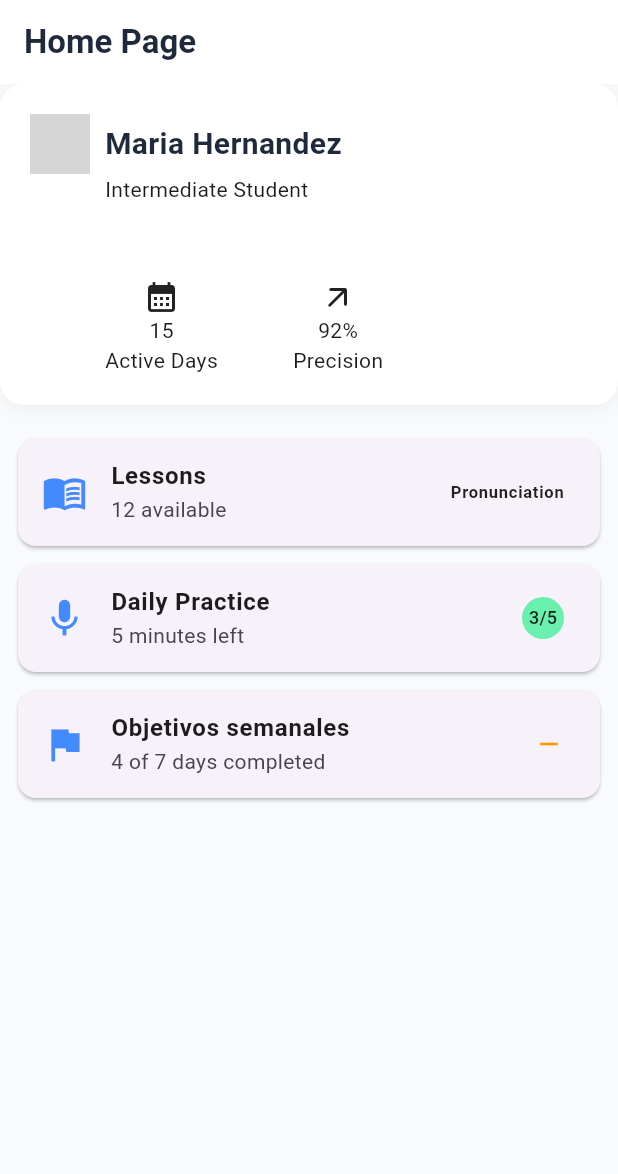
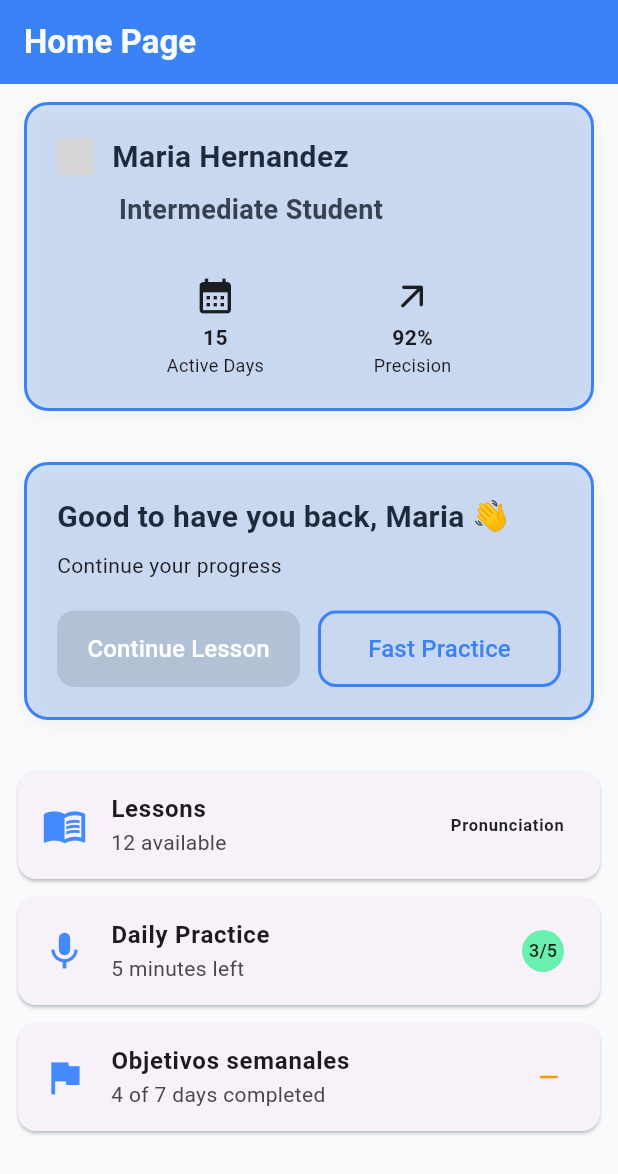
Before and after one commit to uprm-inso4101-2025-2026-s1/semester-project-pronunciation-coach, a Flutter app: the HomeScreen screen opened directly, on a phone screen of 412 x 824 dp. Shown: the top 1174 px of the screen. Run offline on Flutter 3.47's test engine with Material 3 defaults, Android fonts, the phone set to English and light mode, and no system bars; our stand-ins replace shared_preferences; accounts and stored records are empty; network calls fail; Roboto replaces fonts that are missing (SF Pro Display); grey boxes are pictures that could not be loaded.

Commit message:
Fixed merging issues - added scroll to widgets.

```diff
--- a/app/lib/features/dashboard/pages/user_progress_dashboard.dart
+++ b/app/lib/features/dashboard/pages/user_progress_dashboard.dart
@@ -53,10 +53,10 @@ class _MainNavigationScreenState extends State<MainNavigationScreen> {
   void initState() {
     super.initState();
     _screens = [
+      const HomeScreen(),
       const UserProgressDashboard(),
       const DailyChallengePage(),
       const ProfilePagePlaceholder(),
-      const HomeScreen(),
     ];
   }
 
@@ -98,6 +98,11 @@ class _MainNavigationScreenState extends State<MainNavigationScreen> {
           elevation: 0,
           items: const [
             BottomNavigationBarItem(
+              icon: Icon(Icons.local_activity),
+              activeIcon: Icon(Icons.local_activity),
+              label: 'Home',
+            ),
+            BottomNavigationBarItem(
               icon: Icon(Icons.dashboard_outlined),
               activeIcon: Icon(Icons.dashboard),
               label: 'Dashboard',
@@ -111,11 +116,6 @@ class _MainNavigationScreenState extends State<MainNavigationScreen> {
               icon: Icon(Icons.person_outline),
               activeIcon: Icon(Icons.person),
               label: 'Profile',
-            ),
-            BottomNavigationBarItem(
-              icon: Icon(Icons.local_activity),
-              activeIcon: Icon(Icons.local_activity),
-              label: 'Home',
             ),
           ],
         ),
--- a/app/lib/features/homescreen/pages/home_page.dart
+++ b/app/lib/features/homescreen/pages/home_page.dart
@@ -1,5 +1,6 @@
 import 'package:app/core/constants/colors.dart';
 import 'package:app/features/homescreen/widgets/user_info_box.dart';
+import 'package:app/features/homescreen/widgets/welcome_box.dart';
 import 'package:flutter/material.dart';
 import 'package:flutter/services.dart';
 import 'package:app/features/homescreen/widgets/home_sections.dart';
@@ -21,25 +22,30 @@ class _HomeScreenState extends State<HomeScreen> {
           'Home Page',
           style: TextStyle(fontWeight: FontWeight.w600),
         ),
-        backgroundColor: AppColors.cardBackground,
-        foregroundColor: AppColors.textPrimary,
+        backgroundColor: AppColors.primary,
+        foregroundColor: AppColors.background,
         elevation: 0,
         systemOverlayStyle: SystemUiOverlayStyle.dark,
         automaticallyImplyLeading: false,
       ),
-      body: Column(
+      body: SingleChildScrollView(
+        child: Column(
             crossAxisAlignment: CrossAxisAlignment.start,
             children: [
                 const UserInfoBox(
                     name: "Maria Hernandez",
-            avatarURL:
-                "https://www.applesfromny.com/wp-content/uploads/2020/06/SnapdragonNEW.png",
+                    avatarURL: "https://www.applesfromny.com/wp-content/uploads/2020/06/SnapdragonNEW.png",
                     proficiencyLevel: "Intermediate Student",
+                ),
+                const SizedBox(height: 10),
+                const WelcomeBackBox(
+                    name: "Maria",
                 ),
                 const SizedBox(height: 16), // Espacio
                 const HomeSections(),
            ],
         ),
+      ),
     );
   }
 }
--- a/app/lib/features/homescreen/widgets/user_info_box.dart
+++ b/app/lib/features/homescreen/widgets/user_info_box.dart
@@ -16,70 +16,89 @@ class UserInfoBox extends StatelessWidget {
 
   @override
   Widget build(BuildContext context) {
+    final screenWidth = MediaQuery.of(context).size.width;
+
     return Container(
+      margin: const EdgeInsets.symmetric(horizontal: 16, vertical: 12),
       padding: const EdgeInsets.all(20),
       decoration: BoxDecoration(
-        color: AppColors.cardBackground,
+        color: AppColors.primary.withValues(alpha: 0.2),
         borderRadius: BorderRadius.circular(16),
+        border: Border.all(color: AppColors.primary, width: 2),
         boxShadow: [
           BoxShadow(
             color: AppColors.cardShadow,
             blurRadius: 10,
             offset: const Offset(0, 2),
           ),
-        ]
+        ],
       ),
       child: Column(
         crossAxisAlignment: CrossAxisAlignment.start,
         children: [
+          // Avatar and Name
           Row(
-            crossAxisAlignment: CrossAxisAlignment.center,
             children: [
               CircleAvatar(
                 backgroundImage: NetworkImage(avatarURL),
-                radius: 20,
+                radius: screenWidth * 0.03,
               ),
-              const SizedBox(
-                width: 10
-              ),
-              Text(
-                name,
-                style: AppTextStyles.heading2,
+              const SizedBox(width: 12),
+              Expanded(
+                child: FittedBox(
+                  fit: BoxFit.scaleDown,
+                  alignment: Alignment.centerLeft,
+                  child: Text(
+                    name,
+                    style: AppTextStyles.heading2,
+                  ),
+                ),
               ),
             ],
           ),
-          Row(
-            crossAxisAlignment: CrossAxisAlignment.center,
-            children: [
-              const SizedBox(width: 50),
-              Text(
-                proficiencyLevel
-              ),
-            ]
-          ),
-          const SizedBox(height: 50),
+
+          const SizedBox(height: 8),
+
+          // Proficiency level
           Row(
             children: [
-              const SizedBox(width: 50),
-              Column(
-                children: [
-                  Icon(Icons.calendar_month),
-                  Text("15"),
-                  Text("Active Days"),
-                ],
-              ),
-              const SizedBox(width: 50),
-                            Column(
-                children: [
-                  Icon(Icons.arrow_outward_rounded),
-                  Text("92%"),
-                  Text("Precision"),
-                ],
+              SizedBox(width: screenWidth * 0.10),
+              Expanded(
+                child: Text(
+                  proficiencyLevel,
+                  style: AppTextStyles.heading3,
+                  overflow: TextOverflow.ellipsis,
+                ),
               ),
             ],
+          ),
+
+          const SizedBox(height: 30),
+          // Stats
+          LayoutBuilder(
+            builder: (context, constraints) {
+              return Row(
+                mainAxisAlignment: MainAxisAlignment.spaceEvenly,
+                children: [
+                  _buildStatBox(Icons.calendar_month, "15", "Active Days"),
+                  _buildStatBox(Icons.arrow_outward_rounded, "92%", "Precision"),
+                ],
+              );
+            },
           ),
         ],
       ),
     );
   }
+
+    Widget _buildStatBox(IconData icon, String value, String label) {
+      return Column(
+        children: [
+          Icon(icon, size: 28),
+          const SizedBox(height: 4),
+          Text(value, style: const TextStyle(fontWeight: FontWeight.bold)),
+          Text(label, style: const TextStyle(fontSize: 12)),
+        ],
+      );
+    }
 }
--- /dev/null
+++ b/app/lib/features/homescreen/widgets/welcome_box.dart
@@ -0,0 +1,90 @@
+import 'package:app/core/constants/colors.dart';
+import 'package:app/core/constants/text_styles.dart';
+import 'package:flutter/material.dart';
+
+class WelcomeBackBox extends StatelessWidget {
+  final String name;
+
+  const WelcomeBackBox({
+    super.key,
+    required this.name,
+  });
+
+  @override
+  Widget build(BuildContext context) {
+    return Container(
+      margin: const EdgeInsets.symmetric(horizontal: 16, vertical: 12),
+      padding: const EdgeInsets.all(20),
+      decoration: BoxDecoration(
+        color: AppColors.primary.withValues(alpha: 0.2),
+        borderRadius: BorderRadius.circular(16),
+        border: Border.all(color: AppColors.primary, width: 2),
+        boxShadow: [
+          BoxShadow(
+            color: AppColors.cardShadow,
+            blurRadius: 10,
+            offset: const Offset(0, 2),
+          ),
+        ],
+      ),
+      child: Column(
+        crossAxisAlignment: CrossAxisAlignment.start,
+        children: [
+          // Greeting
+          Text(
+            "Good to have you back, $name 👋",
+            style: AppTextStyles.heading2,
+          ),
+          const SizedBox(height: 8),
+
+          // Subtext
+          Text(
+            "Continue your progress",
+            style: Theme.of(context).textTheme.bodyMedium ??
+                const TextStyle(fontSize: 14, color: Colors.grey),
+          ),
+          const SizedBox(height: 20),
+
+          // Buttons to continue
+          Row(
+            children: [
+              Expanded(
+                child: ElevatedButton(
+                  onPressed: null,
+                  style: ElevatedButton.styleFrom(
+                    backgroundColor: AppColors.primary, // your theme color
+                    shape: RoundedRectangleBorder(
+                      borderRadius: BorderRadius.circular(12),
+                    ),
+                    padding: const EdgeInsets.symmetric(vertical: 14),
+                  ),
+                  child: const Text(
+                    "Continue Lesson",
+                    style: TextStyle(color: Colors.white, fontSize: 16),
+                  ),
+                ),
+              ),
+              const SizedBox(width: 12),
+              Expanded(
+                child: OutlinedButton(
+                  onPressed: null,
+                  style: OutlinedButton.styleFrom(
+                    side: BorderSide(color: AppColors.primary, width: 2),
+                    shape: RoundedRectangleBorder(
+                      borderRadius: BorderRadius.circular(12),
+                    ),
+                    padding: const EdgeInsets.symmetric(vertical: 14),
+                  ),
+                  child: Text(
+                    "Fast Practice",
+                    style: TextStyle(color: AppColors.primary, fontSize: 16),
+                  ),
+                ),
+              ),
+            ],
+          ),
+        ],
+      ),
+    );
+  }
+}
```
Lines whose indentation alone changed are shown as unchanged.
